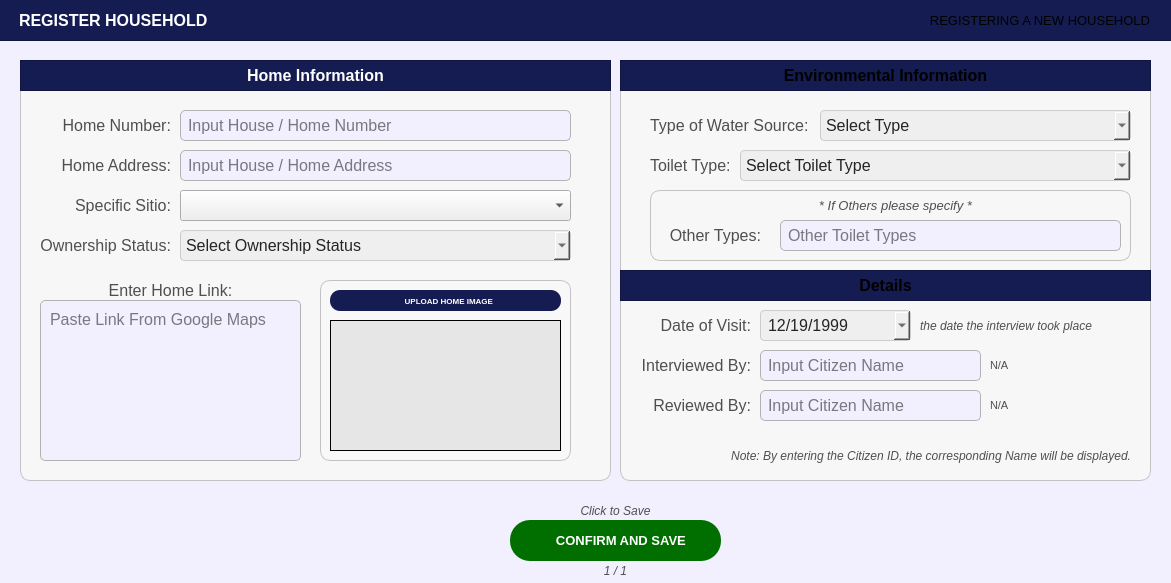
Above: Views/PopUp/Screen_CitizenPanel/ScreenHousehold/register_household.ui from Yohhannn/Barangay-Records-Statistics-System before the change. Below: the same form after it.
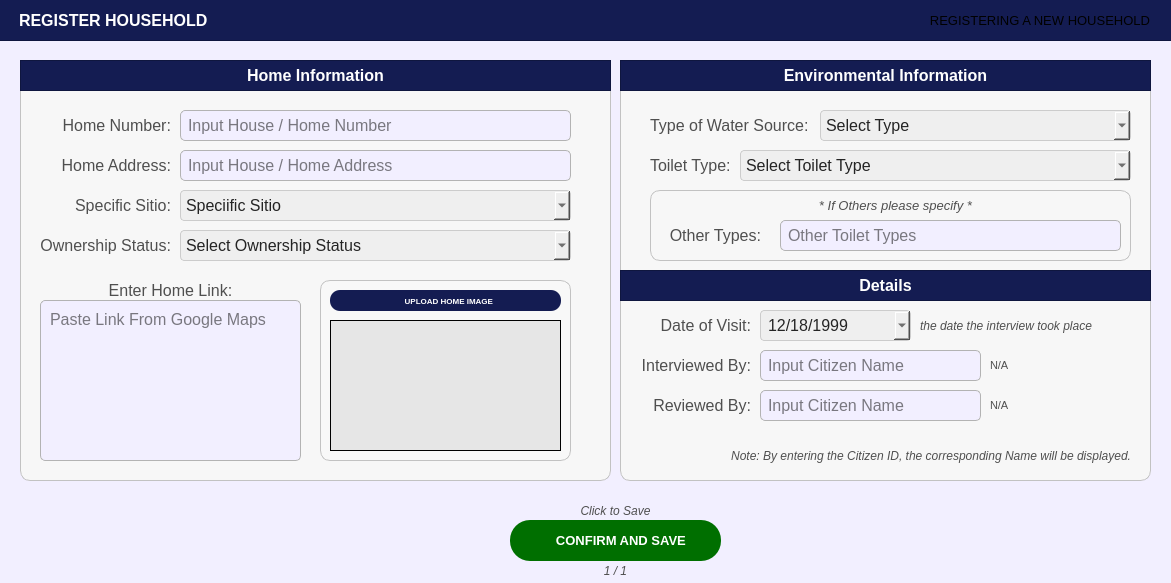
That is the form after the change. Icons and pictures are not drawn.

The edit to the form file:
```diff
--- a/Views/PopUp/Screen_CitizenPanel/ScreenHousehold/register_household.ui
+++ b/Views/PopUp/Screen_CitizenPanel/ScreenHousehold/register_household.ui
@@ -555,7 +555,7 @@
       </font>
      </property>
      <property name="styleSheet">
-      <string notr="true">#label_title{
+      <string notr="true">#label_title_3{
 	background-color:transparent;
 	color: rgb(255, 255, 255);
 }</string>
@@ -785,7 +785,7 @@
       </font>
      </property>
      <property name="styleSheet">
-      <string notr="true">#label_title{
+      <string notr="true">#label_title_4{
 	background-color:transparent;
 	color: rgb(255, 255, 255);
 }</string>
@@ -857,7 +857,7 @@
       <second>0</second>
       <year>1999</year>
       <month>12</month>
-      <day>19</day>
+      <day>18</day>
      </datetime>
     </property>
     <property name="displayFormat">
@@ -1537,7 +1537,7 @@
      </font>
     </property>
     <property name="styleSheet">
-     <string notr="true">#register_citizen_comboBox_CivilStatus{
+     <string notr="true">#register_household_comboBox_Sitio{
 	background-color: rgb(239, 239, 239); /* Correct property name */
     color: #242424; /* Set text color to black for better contrast */
     border: 1px solid #ccc; /* Optional: Add a light border */
```
